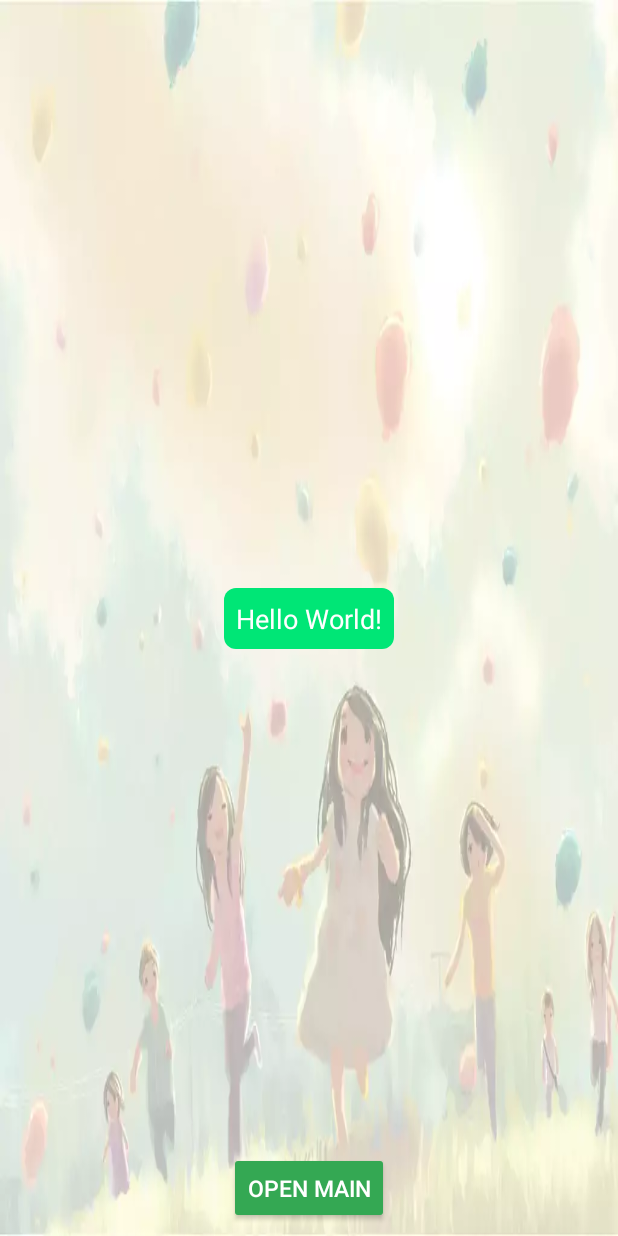
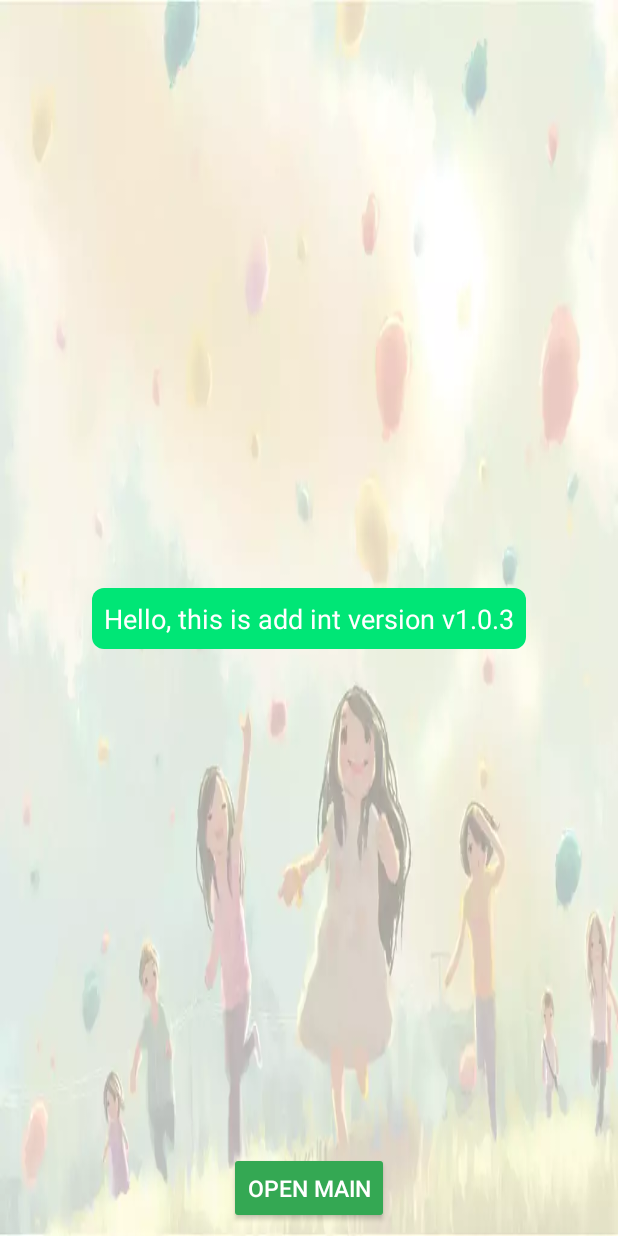
Before and after one commit to iPlanetcn/mvp-arch, an Android app: the screen it shows after launch (SplashActivity), on a phone screen of 412 x 824 dp. Run offline under Robolectric (Android 15) with nearby library versions, the phone set to English and light mode, and no system bars; our stand-ins replace ButterKnife, Dagger/Hilt's generated code, RxJava, Timber; 2 statements that could not run were skipped.

Commit message:
add some words.

```diff
--- a/app/src/main/java/com/childcare/app/ui/splash/SplashActivity.java
+++ b/app/src/main/java/com/childcare/app/ui/splash/SplashActivity.java
@@ -6,18 +6,14 @@ import android.os.Bundle;
 import android.support.annotation.NonNull;
 import android.widget.TextView;
 
-import com.childcare.app.BuildConfig;
 import com.childcare.app.R;
 import com.childcare.app.ui.base.BaseActivity;
 import com.childcare.app.ui.main.MainActivity;
-import com.google.gson.GsonBuilder;
 
 import javax.inject.Inject;
 
 import butterknife.BindView;
 import butterknife.ButterKnife;
-
-import static java.lang.reflect.Modifier.TRANSIENT;
 
 /**
  * 启动界面
@@ -56,13 +52,15 @@ public class SplashActivity extends BaseActivity implements SplashContract.View
         setUnBinder(ButterKnife.bind(this));
         mPresenter.attachView(this);
 
-        if (BuildConfig.DEBUG) {
-            String buildConfigInfo = new GsonBuilder().excludeFieldsWithModifiers(TRANSIENT)
-                    .create()
-                    .toJson(new BuildConfig())
-                    .replace(",", "\n");
-            mTvInfo.setText(buildConfigInfo);
-        }
+//        if (BuildConfig.DEBUG) {
+//            String buildConfigInfo = new GsonBuilder().excludeFieldsWithModifiers(TRANSIENT)
+//                    .create()
+//                    .toJson(new BuildConfig())
+//                    .replace(",", "\n");
+//            mTvInfo.setText(buildConfigInfo);
+//        }
+
+        mTvInfo.setText(R.string.info);
 
         findViewById(R.id.btn_open_main).setOnClickListener(v -> {
             startActivity(MainActivity.getStartIntent(SplashActivity.this, true));
--- a/app/src/main/res/values/strings.xml
+++ b/app/src/main/res/values/strings.xml
@@ -15,5 +15,6 @@
     <string name="noti_download_apk_progress">下载中%1$d%%</string>
     <string name="noti_download_apk_ticker">开始下载</string>
     <string name="msg_download_error">下载出错</string>
+    <string name="info">Hello, this is add int version v1.0.3</string>
 
 </resources>
```
